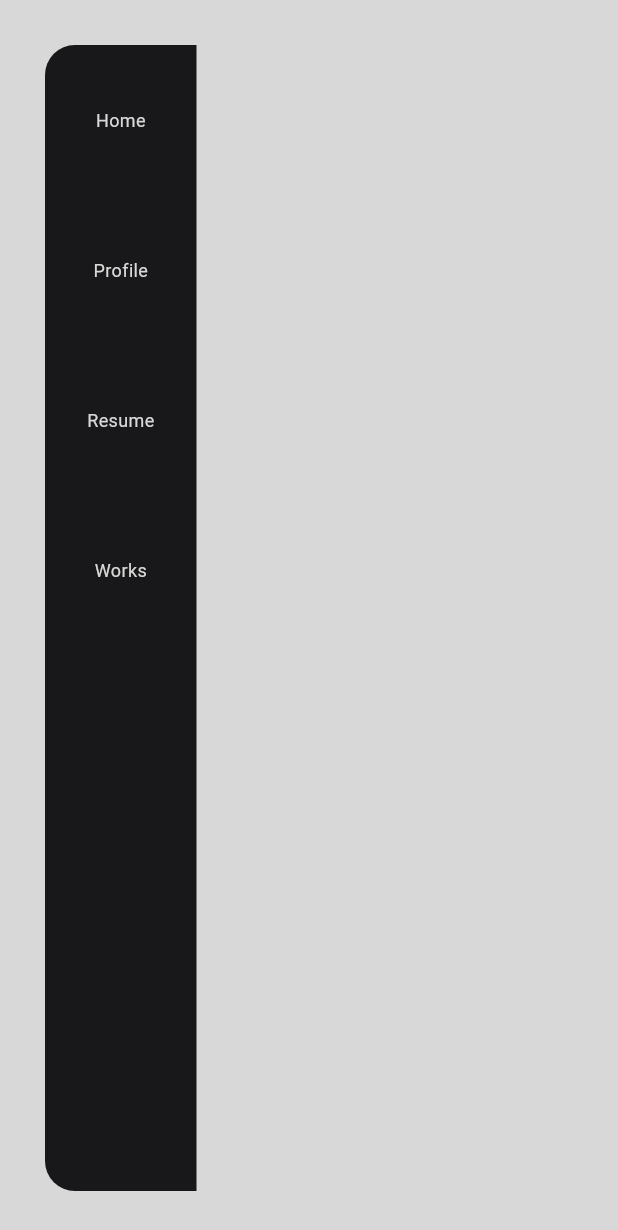
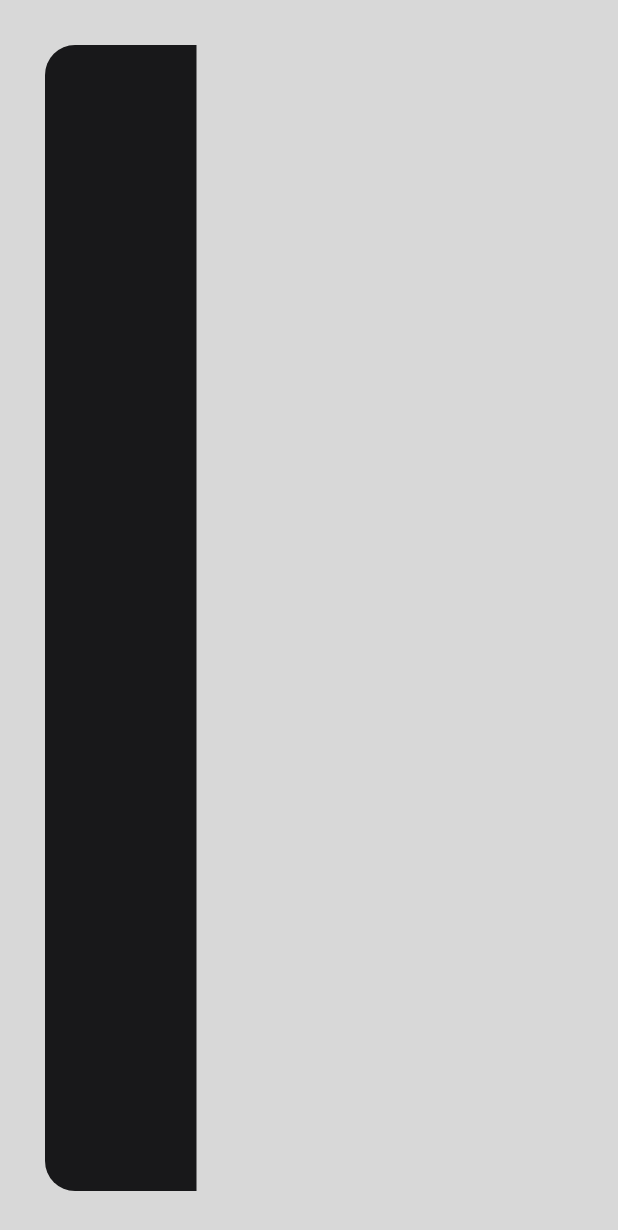
Before and after one commit to bitshets/resume, a Flutter app: the screen it shows after launch, on a phone screen of 412 x 824 dp. Shown: the top 1230 px of the screen. Run offline on Flutter 3.47's test engine with Material 3 defaults, Android fonts, the phone set to English and light mode, and no system bars; our stand-ins replace font_awesome_flutter.

Commit message:
Remove all nav bar item to see if is the problem

```diff
--- a/lib/NavBar/nav_bar_item.dart
+++ b/lib/NavBar/nav_bar_item.dart
@@ -118,13 +118,12 @@ class _NavBarItemState extends State<NavBarItem> with TickerProviderStateMixin {
                   child: Column(
                     mainAxisAlignment: MainAxisAlignment.center,
                     children: [
-                      /*
                       Icon(
                         widget.icon,
                         color: _color.value ?? Colors.white,
                         size: 20.0,
                       ),
-                      const SizedBox(height: 5.0),*/
+                      const SizedBox(height: 5.0),
                       Text(
                         widget.title,
                         style: TextStyle(
--- a/lib/main.dart
+++ b/lib/main.dart
@@ -1,6 +1,6 @@
 import 'package:flutter/material.dart';
 import 'package:font_awesome_flutter/font_awesome_flutter.dart';
-import 'package:resume/NavBar/nav_bar_item.dart';
+//import 'package:resume/NavBar/nav_bar_item.dart';
 
 void main() {
   runApp(const MyApp());
@@ -77,7 +77,8 @@ class _MyHomePageState extends State<MyHomePage> {
                     left: Radius.circular(20.0),
                   ),
                 ),
-                child: Positioned(
+                child:
+                    const SizedBox(), /*Positioned(
                   top: 10.0,
                   child: Column(
                     children: title
@@ -97,7 +98,7 @@ class _MyHomePageState extends State<MyHomePage> {
                         )
                         .toList(),
                   ),
-                ),
+                ),*/
               ),
             ],
           ),
```
